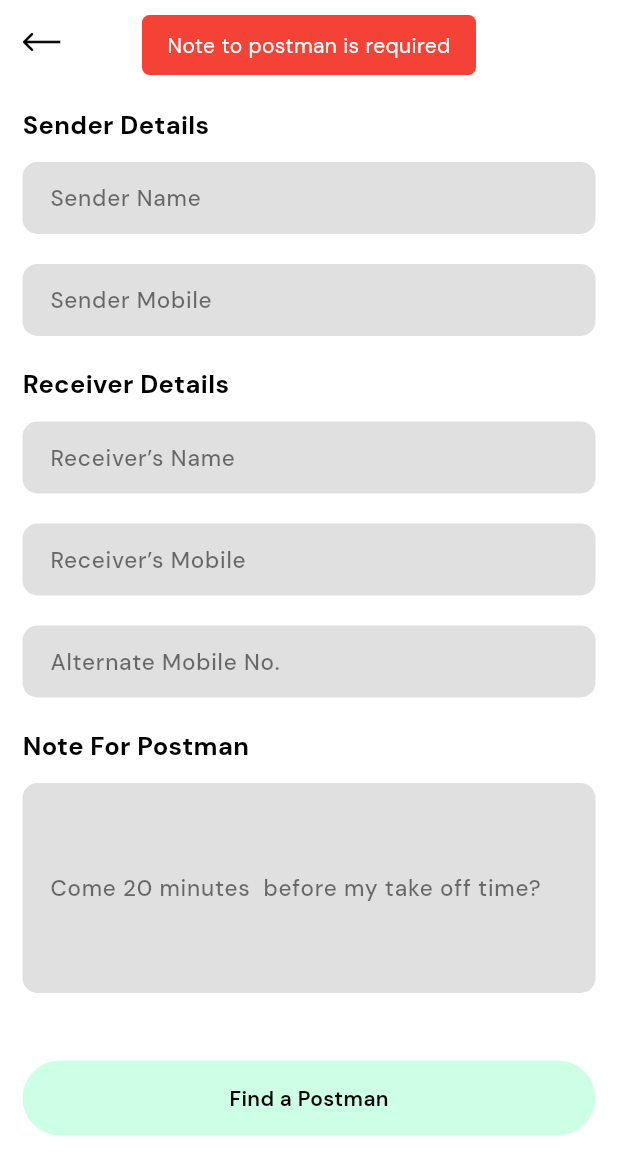
After one commit to topoika/postman_app, a Flutter app: the ReceiverDetailsPage screen opened by its route, after a tap on "Find a Postman", on a phone screen of 412 x 824 dp. The commit adds this screen. Shown: the top 1175 px of the screen. Run offline on Flutter 3.47's test engine with Material 3 defaults, Android fonts, the phone set to English and light mode, and no system bars; our stand-ins replace cached_network_image, cloud_firestore, firebase_auth, firebase_core, firebase_messaging, firebase_storage and 10 more; missing offline and left inert: flutter_facebook_auth, mailer, otp, place_picker; accounts and stored records are empty.

Commit message:
reciever details

```diff
--- a/lib/base/data/helper/route_generator.dart
+++ b/lib/base/data/helper/route_generator.dart
@@ -4,6 +4,7 @@ import '../../views/pages/conversation.dart';
 import '../../views/pages/dashboard.dart';
 import '../../views/pages/input/new.package.dart';
 import '../../views/pages/input/new.trip.dart';
+import '../../views/pages/input/reciever.details.dart';
 import '../../views/pages/onboading.dart';
 import '../../views/pages/rate.transaction.dart';
 import '../../views/pages/splash.dart';
@@ -45,6 +46,9 @@ class RouteGenerator {
         return MaterialPageRoute(builder: (_) => const TripDetailsPage());
       case '/NewPackagePage':
         return MaterialPageRoute(builder: (_) => const NewPackagePage());
+      case '/ReceiverDetailsPage':
+        return MaterialPageRoute(
+            builder: (_) => ReceiverDetailsPage(data: args));
       case '/NewTripPage':
         return MaterialPageRoute(builder: (_) => const NewTripPage());
       default:
--- /dev/null
+++ b/lib/base/views/pages/input/reciever.details.dart
@@ -0,0 +1,110 @@
+import 'dart:io';
+
+import 'package:flutter/material.dart';
+import 'package:mvc_pattern/mvc_pattern.dart';
+
+import '../../../data/controllers/package.controller.dart';
+import '../../../data/helper/helper.dart';
+import '../../../data/models/package.dart';
+import '../../components/buttons.dart';
+import '../../components/input/universal.widget.dart';
+import '../../components/universal.widgets.dart';
+
+class ReceiverDetailsPage extends StatefulWidget {
+  final dynamic data;
+  const ReceiverDetailsPage({super.key, required this.data});
+
+  @override
+  _ReceiverDetailsPageState createState() => _ReceiverDetailsPageState();
+}
+
+class _ReceiverDetailsPageState extends StateMVC<ReceiverDetailsPage>
+    with WidgetsBindingObserver {
+  late PackageController con;
+  _ReceiverDetailsPageState() : super(PackageController()) {
+    con = controller as PackageController;
+  }
+
+  UserDetails userDetails = UserDetails();
+
+  @override
+  Widget build(BuildContext context) {
+    return Scaffold(
+      key: con.scaffoldKey,
+      appBar: CustomAppBar(title: "Receiver Details"),
+      body: SingleChildScrollView(
+        child: Form(
+          key: con.formKey,
+          child: Padding(
+            padding: const EdgeInsets.symmetric(vertical: 5, horizontal: 15),
+            child: Column(
+              crossAxisAlignment: CrossAxisAlignment.start,
+              children: [
+                mainHeading(context, "Sender Details"),
+                InputFieldItem(
+                  hint: "Sender Name",
+                  label: "Sender Name",
+                  onValidate: (val) => con.setError(val),
+                  type: "text",
+                  onsaved: (val) => userDetails.senderName = val,
+                ),
+                InputFieldItem(
+                  hint: "Sender Mobile",
+                  label: "Sender Mobile",
+                  onValidate: (val) => con.setError(val),
+                  type: "number",
+                  onsaved: (val) => userDetails.senderMobile = val,
+                ),
+                mainHeading(context, "Receiver Details"),
+                InputFieldItem(
+                  hint: "Receiver’s Name",
+                  label: "Receiver’s Name",
+                  onValidate: (val) => con.setError(val),
+                  type: "text",
+                  onsaved: (val) => userDetails.recieverName = val,
+                ),
+                InputFieldItem(
+                  hint: "Receiver’s Mobile",
+                  label: "Receiver’s Mobile",
+                  onValidate: (val) => con.setError(val),
+                  type: "number",
+                  onsaved: (val) => userDetails.recieverMobile = val,
+                ),
+                InputFieldItem(
+                  hint: "Alternate Mobile No.",
+                  label: "Alternate Mobile No.",
+                  onValidate: (val) => con.setError(val),
+                  type: "number",
+                  onsaved: (val) => userDetails.recieverALtMobile = val,
+                ),
+                mainHeading(context, "Note For Postman"),
+                InputFieldItem(
+                  hint: "Note to postman",
+                  label: "Come 20 minutes  before my take off time?",
+                  onValidate: (val) => con.setError(val),
+                  type: "description",
+                  onsaved: (val) => userDetails.noteToPostman = val,
+                ),
+                const SizedBox(height: 20),
+                buttonOne("Find a Postman", true, () {
+                  if (con.formKey.currentState!.validate()) {
+                    con.formKey.currentState!.save();
+                    List<File> images = widget.data[1];
+                    Package package = widget.data[0];
+                    package.userDetails = userDetails;
+                    con.addPackage(package, images);
+                  } else {
+                    con.error != null
+                        ? toastShow(context, con.error.toString(), "err")
+                        : null;
+                  }
+                }),
+                const SizedBox(height: 30)
+              ],
+            ),
+          ),
+        ),
+      ),
+    );
+  }
+}
--- a/lib/base/views/pages/tabs/chats.dart
+++ b/lib/base/views/pages/tabs/chats.dart
@@ -1,15 +1,10 @@
 import 'package:cloud_firestore/cloud_firestore.dart';
 import 'package:flutter/material.dart';
 import 'package:mvc_pattern/mvc_pattern.dart';
-import 'package:postman_app/base/data/helper/theme.dart';
 
-import '../../../data/controllers/app.controller.dart';
 import '../../../data/controllers/chats.controller.dart';
-import '../../../data/helper/constants.dart';
-import '../../../data/helper/helper.dart';
 import '../../../data/models/conversation.dart';
 import '../../components/chats/universal.widget.dart';
-import '../../components/universal.widgets.dart';
 
 class ChatsPage extends StatefulWidget {
   const ChatsPage({super.key});
```
Also changed, not shown: lib/base/data/controllers/app.controller.dart (+20 -0 lines), lib/base/data/controllers/package.controller.dart (+30 -0 lines), lib/base/data/models/package.dart (+5 -5 lines), lib/base/views/pages/input/new.package.dart (+7 -0 lines).
